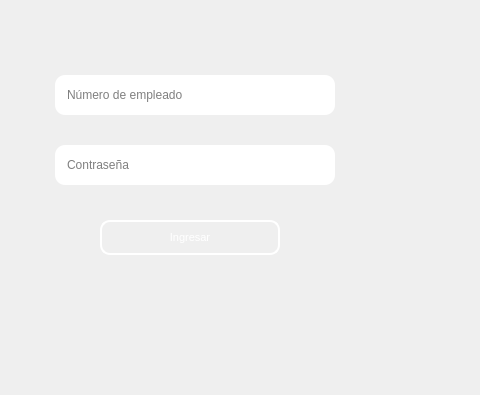
Before: the Qt Designer form Espressoft-master/login.ui in JulioSD26/Espressoft, drawn with Qt 5; both pictures show x 0 to 480 and y 205 to 600 of the 900 by 600 pixel window.
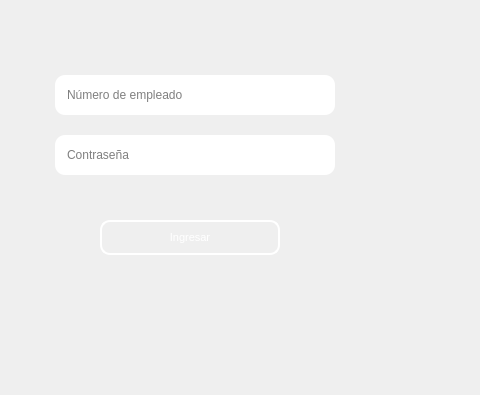
After: the same form once the commit is applied. Icons and pictures are not drawn.

Commit message: agregados mensajes de error en el login

What changed in the file:
```diff
--- a/Espressoft-master/login.ui
+++ b/Espressoft-master/login.ui
@@ -34,6 +34,12 @@
       <height>600</height>
      </rect>
     </property>
+    <property name="sizePolicy">
+     <sizepolicy hsizetype="Expanding" vsizetype="Fixed">
+      <horstretch>0</horstretch>
+      <verstretch>0</verstretch>
+     </sizepolicy>
+    </property>
     <property name="styleSheet">
      <string notr="true">border-image: url(:/images/login-background.png);</string>
     </property>
@@ -74,7 +80,7 @@
     <property name="geometry">
      <rect>
       <x>55</x>
-      <y>350</y>
+      <y>340</y>
       <width>280</width>
       <height>40</height>
      </rect>
```
Left out of the diff: 30 changed lines with no effect on the pictures. The commit also changes 2 other files.
